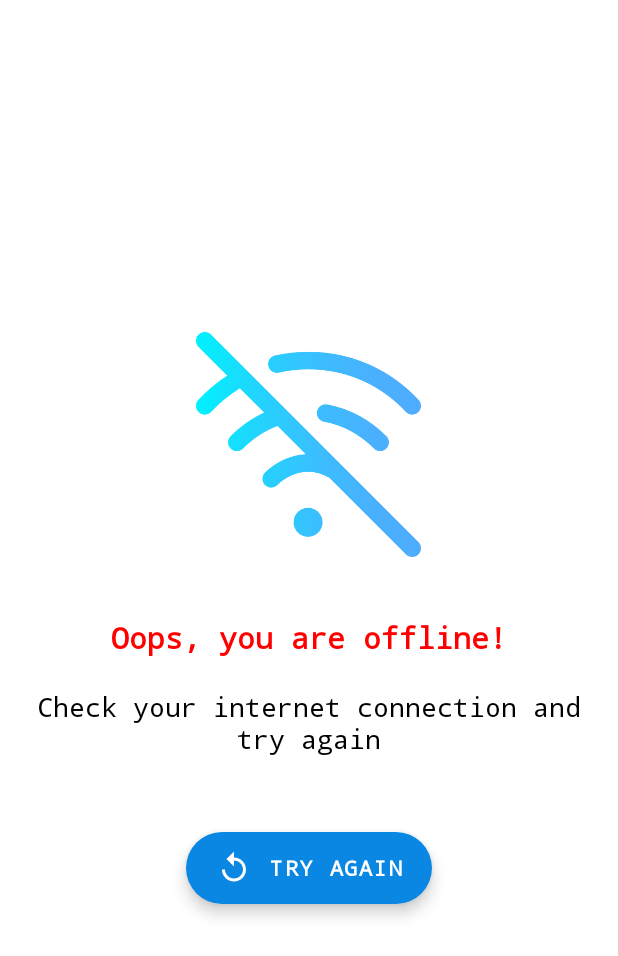
After one commit to jiss-joy/FreshFishHub, an Android app: the NoNetworkActivity screen opened directly, with no data from a screen before it, on a phone screen of 412 x 824 dp. The commit adds this screen. Shown: the top 956 px of the screen. Run offline under Robolectric (Android 15) with nearby library versions, the phone set to English and light mode, and no system bars; Roboto replaces fonts that are not available here.

Commit message:
VERSION 1.0.1
Changes:
No Network Errors resolved

```diff
--- a/app/build.gradle
+++ b/app/build.gradle
@@ -11,8 +11,8 @@ android {
         applicationId "com.smartechBrainTechnologies.freshFishHub"
         minSdkVersion 19
         targetSdkVersion 29
-        versionCode 5
-        versionName "1.0.0"
+        versionCode 6
+        versionName "1.0.1"
         multiDexEnabled true
 
 
@@ -35,6 +35,7 @@ dependencies {
     implementation 'androidx.legacy:legacy-support-v4:1.0.0'
     implementation 'com.google.android.material:material:1.2.1'
     implementation 'com.google.android.gms:play-services-auth:18.1.0'
+    implementation 'com.google.android.material:material:1.2.1'
 
 
     //Firebase
@@ -52,7 +53,6 @@ dependencies {
     //Foreign
     def lottieVersion = '3.4.2'
     implementation 'com.squareup.picasso:picasso:2.71828'
-    implementation 'com.theartofdev.edmodo:android-image-cropper:2.8.+'
     implementation 'com.jackandphantom.android:circularimageview:1.2.0'
     implementation 'com.github.arimorty:floatingsearchview:2.1.1'
     implementation "com.airbnb.android:lottie:$lottieVersion"
--- /dev/null
+++ b/app/src/main/java/com/smartechBrainTechnologies/freshFishHub/MyApp.java
@@ -0,0 +1,23 @@
+package com.smartechBrainTechnologies.freshFishHub;
+
+import android.app.Application;
+
+public class MyApp extends Application {
+
+    private static MyApp mInstance;
+
+    public static synchronized MyApp getInstance() {
+        return mInstance;
+    }
+
+    @Override
+    public void onCreate() {
+        super.onCreate();
+
+        mInstance = this;
+    }
+
+    public void setConnectivityListener(ConnectivityReceiver.ConnectivityReceiverListener listener) {
+        ConnectivityReceiver.connectivityReceiverListener = listener;
+    }
+}
--- /dev/null
+++ b/app/src/main/java/com/smartechBrainTechnologies/freshFishHub/NoNetworkActivity.java
@@ -0,0 +1,80 @@
+package com.smartechBrainTechnologies.freshFishHub;
+
+import android.content.Intent;
+import android.content.IntentFilter;
+import android.net.ConnectivityManager;
+import android.os.Bundle;
+import android.view.View;
+import android.widget.RelativeLayout;
+
+import androidx.appcompat.app.AppCompatActivity;
+
+import com.google.android.material.floatingactionbutton.ExtendedFloatingActionButton;
+import com.google.android.material.snackbar.Snackbar;
+
+public class NoNetworkActivity extends AppCompatActivity implements ConnectivityReceiver.ConnectivityReceiverListener {
+
+    private ExtendedFloatingActionButton retryBTN;
+    private RelativeLayout relativeLayout;
+
+    @Override
+    protected void onCreate(Bundle savedInstanceState) {
+        super.onCreate(savedInstanceState);
+        setContentView(R.layout.activity_no_network);
+
+        retryBTN = findViewById(R.id.no_network_retry_btn);
+        relativeLayout = findViewById(R.id.no_network_layout);
+
+        retryBTN.setOnClickListener(new View.OnClickListener() {
+            @Override
+            public void onClick(View v) {
+                checkInternetConnection();
+            }
+        });
+
+    }
+
+    private void checkInternetConnection() {
+        boolean isConnected = ConnectivityReceiver.isConnected();
+
+        if (isConnected) {
+            startActivity(new Intent(this, MainActivity.class));
+        } else {
+            showSnackBar();
+        }
+
+
+    }
+
+    private void showSnackBar() {
+        Snackbar snackbar = Snackbar.make(relativeLayout, "No network was detected!", Snackbar.LENGTH_LONG)
+                .setBackgroundTint(getResources().getColor(R.color.color_red));
+        snackbar.show();
+    }
+
+    @Override
+    protected void onResume() {
+        super.onResume();
+
+        final IntentFilter intentFilter = new IntentFilter();
+        intentFilter.addAction(ConnectivityManager.CONNECTIVITY_ACTION);
+
+        ConnectivityReceiver connectivityReceiver = new ConnectivityReceiver();
+        registerReceiver(connectivityReceiver, intentFilter);
+
+        MyApp.getInstance().setConnectivityListener(this);
+
+    }
+
+    @Override
+    public void onNetworkConnectionChanged(boolean isConnected) {
+        if (isConnected) {
+            startActivity(new Intent(this, MainActivity.class));
+        }
+    }
+
+    @Override
+    public void onBackPressed() {
+
+    }
+}
--- /dev/null
+++ b/app/src/main/res/drawable/retry.xml
@@ -0,0 +1,10 @@
+<vector xmlns:android="http://schemas.android.com/apk/res/android"
+    android:width="24dp"
+    android:height="24dp"
+    android:tint="#FFFFFF"
+    android:viewportWidth="24"
+    android:viewportHeight="24">
+    <path
+        android:fillColor="@android:color/white"
+        android:pathData="M12,5V1L7,6l5,5V7c3.31,0 6,2.69 6,6s-2.69,6 -6,6 -6,-2.69 -6,-6H4c0,4.42 3.58,8 8,8s8,-3.58 8,-8 -3.58,-8 -8,-8z" />
+</vector>
--- a/app/src/main/res/layout/activity_main.xml
+++ b/app/src/main/res/layout/activity_main.xml
@@ -2,6 +2,7 @@
 <RelativeLayout xmlns:android="http://schemas.android.com/apk/res/android"
     xmlns:app="http://schemas.android.com/apk/res-auto"
     xmlns:tools="http://schemas.android.com/tools"
+    android:id="@+id/main_activity_layout"
     android:layout_width="match_parent"
     android:layout_height="match_parent"
     tools:context=".MainActivity">
--- /dev/null
+++ b/app/src/main/res/layout/activity_no_network.xml
@@ -0,0 +1,67 @@
+<?xml version="1.0" encoding="utf-8"?>
+<RelativeLayout xmlns:android="http://schemas.android.com/apk/res/android"
+    xmlns:app="http://schemas.android.com/apk/res-auto"
+    xmlns:tools="http://schemas.android.com/tools"
+    android:id="@+id/no_network_layout"
+    android:layout_width="match_parent"
+    android:layout_height="match_parent"
+    tools:context=".NoNetworkActivity">
+
+
+    <LinearLayout
+        android:layout_width="wrap_content"
+        android:layout_height="wrap_content"
+        android:layout_centerInParent="true"
+        android:layout_marginHorizontal="10sp"
+        android:gravity="center"
+        android:orientation="vertical"
+        android:paddingHorizontal="10sp">
+
+        <ImageView
+            android:layout_width="150sp"
+            android:layout_height="150sp"
+            android:layout_marginTop="30sp"
+            android:src="@drawable/no_network" />
+
+        <TextView
+            android:layout_width="wrap_content"
+            android:layout_height="wrap_content"
+            android:layout_marginTop="40sp"
+            android:fontFamily="monospace"
+            android:gravity="center"
+            android:text="Oops, you are offline!"
+            android:textColor="@color/color_red"
+            android:textSize="20sp"
+            android:textStyle="bold" />
+
+        <TextView
+            android:layout_width="wrap_content"
+            android:layout_height="wrap_content"
+            android:layout_marginTop="20sp"
+            android:fontFamily="monospace"
+            android:gravity="center"
+            android:text="Check your internet connection and try again"
+            android:textColor="@color/color_black"
+            android:textSize="18sp" />
+
+        <com.google.android.material.floatingactionbutton.ExtendedFloatingActionButton
+            android:id="@+id/no_network_retry_btn"
+            android:layout_width="wrap_content"
+            android:layout_height="wrap_content"
+            android:layout_marginTop="50sp"
+            android:layout_marginBottom="30sp"
+            android:fontFamily="monospace"
+            android:gravity="center"
+            android:paddingStart="20sp"
+            android:paddingEnd="20sp"
+            android:text="TRY AGAIN"
+            android:textColor="@color/color_White"
+            android:textStyle="bold"
+            app:backgroundTint="@color/colorPrimary"
+            app:icon="@drawable/retry"
+            app:iconGravity="start"
+            app:iconTint="@color/color_White" />
+
+    </LinearLayout>
+
+</RelativeLayout>
--- a/app/src/main/res/layout/fragment_profile.xml
+++ b/app/src/main/res/layout/fragment_profile.xml
@@ -1,6 +1,7 @@
 <?xml version="1.0" encoding="utf-8"?>
 <RelativeLayout xmlns:android="http://schemas.android.com/apk/res/android"
     xmlns:app="http://schemas.android.com/apk/res-auto"
+    android:id="@+id/profile_layout"
     android:layout_width="match_parent"
     android:layout_height="match_parent"
     android:background="@color/blue_white">
--- a/app/src/main/res/layout/item_best_deals.xml
+++ b/app/src/main/res/layout/item_best_deals.xml
@@ -55,6 +55,7 @@
                 android:layout_marginStart="5sp"
                 android:layout_marginTop="5sp"
                 android:layout_marginBottom="8sp"
+                android:textSize="12sp"
                 android:fontFamily="@font/ubuntu"
                 android:text="Rs.200/KG" />
 
--- a/build.gradle
+++ b/build.gradle
@@ -19,6 +19,9 @@ allprojects {
     repositories {
         google()
         jcenter()
+        maven{
+            url "https://maven.google.com"
+        }
     }
 }
 
```
Also changed, not shown: app/src/main/AndroidManifest.xml (+5 -4 lines), app/src/main/java/com/smartechBrainTechnologies/freshFishHub/ConnectivityReceiver.java (added, +47 -0 lines), app/src/main/java/com/smartechBrainTechnologies/freshFishHub/MainActivity.java (+36 -5 lines), app/src/main/java/com/smartechBrainTechnologies/freshFishHub/ProfileFragment.java (+2 -14 lines), app/src/main/res/drawable/no_network.png (added).
